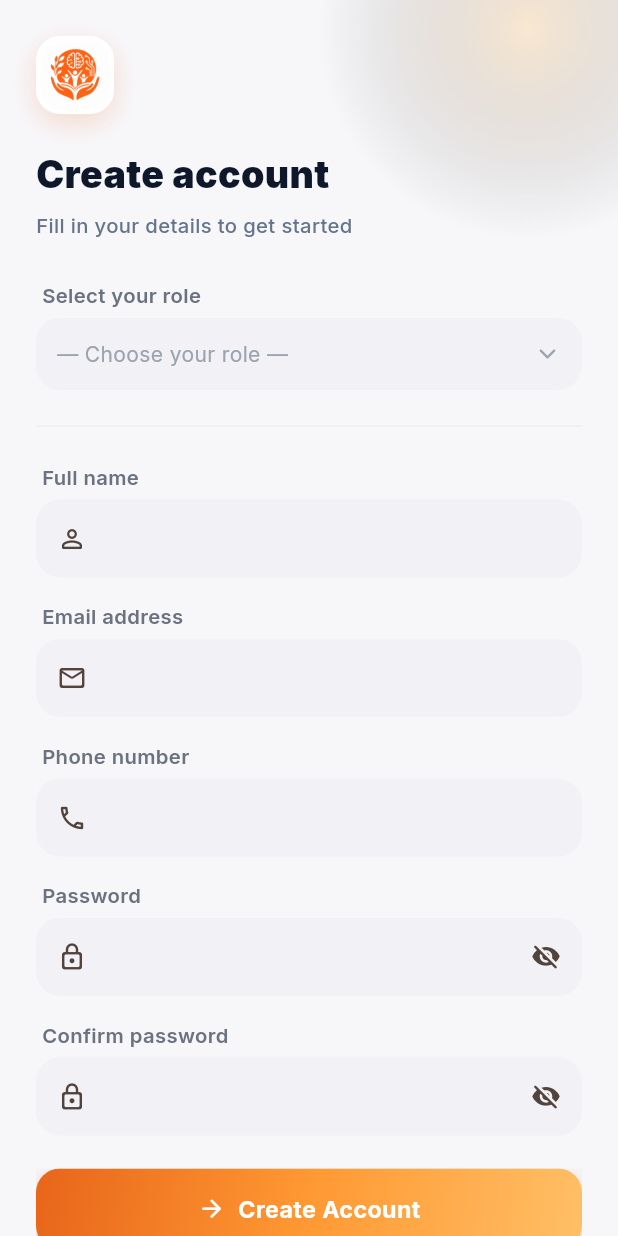
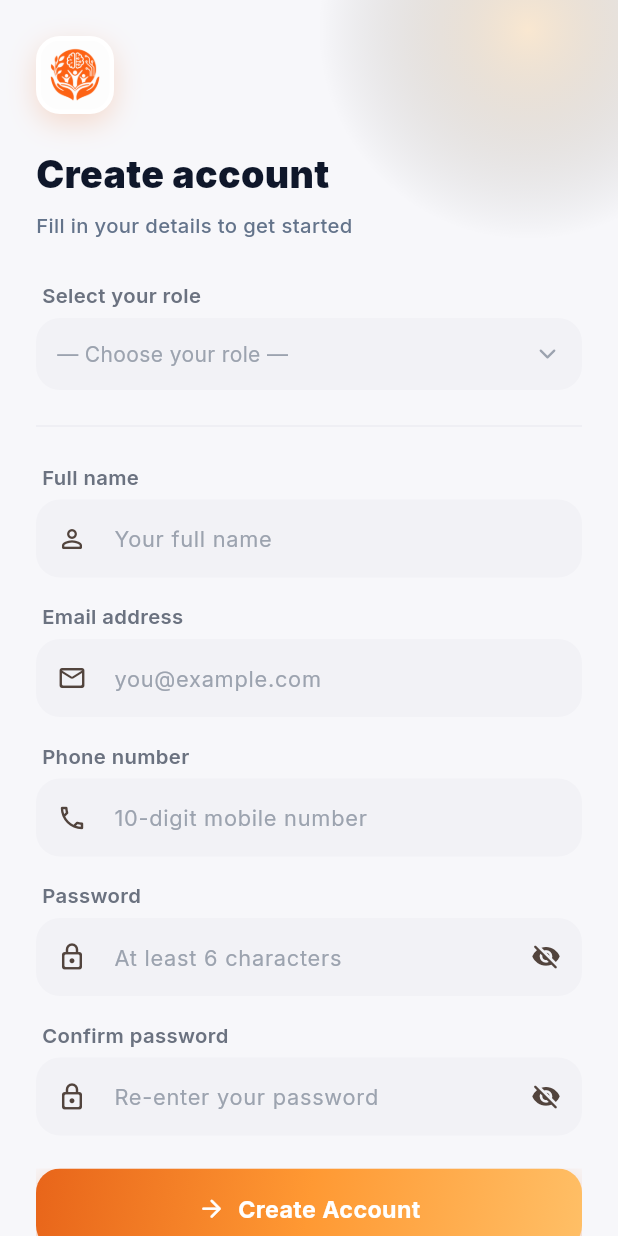
Before and after one commit to sachinaryan912/munisaathiai-app, a Flutter app: the screen it shows after launch, after a tap on "Sign In", after a tap on "Create one", on a phone screen of 412 x 824 dp. Run offline on Flutter 3.47's test engine with Material 3 defaults, Android fonts, the phone set to English and light mode, and no system bars; drawn by our look-alikes of flutter_animate; our stand-ins replace dio, file_picker, fl_chart, flutter_markdown_plus, flutter_secure_storage, flutter_staggered_animations and 7 more; accounts and stored records are empty; network calls fail.

Commit message:
Fix auth screens: visible placeholder text, centered form on wide viewports, functional Remember me

```diff
--- a/lib/core/storage/secure_storage.dart
+++ b/lib/core/storage/secure_storage.dart
@@ -14,6 +14,7 @@ class SecureStorage {
 
   static const _tokenKey = 'muni_token';
   static const _userKey = 'muni_user_json';
+  static const _rememberMeKey = 'muni_remember_me';
 
   Future<void> saveToken(String token) => _storage.write(key: _tokenKey, value: token);
   Future<String?> readToken() => _storage.read(key: _tokenKey);
@@ -21,5 +22,11 @@ class SecureStorage {
   Future<void> saveUserJson(String json) => _storage.write(key: _userKey, value: json);
   Future<String?> readUserJson() => _storage.read(key: _userKey);
 
+  /// Whether the session should survive a full app restart. Absent (e.g. a
+  /// session persisted before this flag existed) is treated as `true` so
+  /// existing logged-in users aren't suddenly signed out.
+  Future<void> saveRememberMe(bool value) => _storage.write(key: _rememberMeKey, value: value.toString());
+  Future<bool> readRememberMe() async => (await _storage.read(key: _rememberMeKey)) != 'false';
+
   Future<void> clear() => _storage.deleteAll();
 }
--- a/lib/features/auth/data/auth_provider.dart
+++ b/lib/features/auth/data/auth_provider.dart
@@ -39,6 +39,14 @@ class AuthProvider extends ChangeNotifier {
       notifyListeners();
       return;
     }
+    if (!await _storage.readRememberMe()) {
+      // User was logged in but didn't check "Remember me" — the session is
+      // good until the app fully restarts, then it's forgotten.
+      await _storage.clear();
+      status = AuthStatus.unauthenticated;
+      notifyListeners();
+      return;
+    }
     try {
       user = AppUser.fromJson(jsonDecode(cached) as Map<String, dynamic>);
       status = AuthStatus.authenticated;
@@ -62,9 +70,10 @@ class AuthProvider extends ChangeNotifier {
     }
   }
 
-  Future<void> login(String email, String password) async {
+  Future<void> login(String email, String password, {bool rememberMe = true}) async {
     final session = await _repo.login(email, password);
     await _persistSession(session);
+    await _storage.saveRememberMe(rememberMe);
   }
 
   Future<void> register({
--- a/lib/features/auth/ui/auth_scaffold.dart
+++ b/lib/features/auth/ui/auth_scaffold.dart
@@ -39,6 +39,9 @@ class AuthScaffold extends StatelessWidget {
           SafeArea(
             child: SingleChildScrollView(
               padding: const EdgeInsets.fromLTRB(24, 24, 24, 32),
+              child: Center(
+                child: ConstrainedBox(
+                  constraints: const BoxConstraints(maxWidth: 440),
                   child: Column(
                     crossAxisAlignment: CrossAxisAlignment.start,
                     children: [
@@ -73,6 +76,8 @@ class AuthScaffold extends StatelessWidget {
                   ),
                 ),
               ),
+            ),
+          ),
         ],
       ),
     );
--- a/lib/features/auth/ui/forgot_password_screen.dart
+++ b/lib/features/auth/ui/forgot_password_screen.dart
@@ -162,6 +162,7 @@ class _ForgotPasswordScreenState extends State<ForgotPasswordScreen> {
                   AppTextField(
                     label: 'Email address',
                     controller: _emailField,
+                    hint: 'you@example.com',
                     keyboardType: TextInputType.emailAddress,
                     prefixIcon: Icons.mail_outline_rounded,
                     validator: (v) => (v == null || !v.contains('@')) ? 'Enter a valid email' : null,
@@ -203,6 +204,7 @@ class _ForgotPasswordScreenState extends State<ForgotPasswordScreen> {
                   AppTextField(
                     label: 'New password',
                     controller: _newPassword,
+                    hint: 'At least 6 characters',
                     obscure: true,
                     prefixIcon: Icons.lock_outline_rounded,
                     validator: (v) => (v == null || v.length < 6) ? 'At least 6 characters' : null,
@@ -211,6 +213,7 @@ class _ForgotPasswordScreenState extends State<ForgotPasswordScreen> {
                   AppTextField(
                     label: 'Confirm password',
                     controller: _confirmPassword,
+                    hint: 'Re-enter your password',
                     obscure: true,
                     prefixIcon: Icons.lock_outline_rounded,
                     validator: (v) => (v == null || v.isEmpty) ? 'Re-enter your password' : null,
--- a/lib/features/auth/ui/login_screen.dart
+++ b/lib/features/auth/ui/login_screen.dart
@@ -20,6 +20,7 @@ class _LoginScreenState extends State<LoginScreen> {
   final _email = TextEditingController();
   final _password = TextEditingController();
   bool _loading = false;
+  bool _rememberMe = true;
   String? _error;
 
   Future<void> _submit() async {
@@ -29,7 +30,7 @@ class _LoginScreenState extends State<LoginScreen> {
       _error = null;
     });
     try {
-      await context.read<AuthProvider>().login(_email.text.trim(), _password.text);
+      await context.read<AuthProvider>().login(_email.text.trim(), _password.text, rememberMe: _rememberMe);
     } catch (e) {
       setState(() => _error = e.toString().replaceFirst('ApiException: ', ''));
     } finally {
@@ -52,6 +53,7 @@ class _LoginScreenState extends State<LoginScreen> {
             AppTextField(
               label: 'Email',
               controller: _email,
+              hint: 'you@example.com',
               keyboardType: TextInputType.emailAddress,
               prefixIcon: Icons.mail_outline_rounded,
               validator: (v) => (v == null || !v.contains('@')) ? 'Enter a valid email' : null,
@@ -60,16 +62,44 @@ class _LoginScreenState extends State<LoginScreen> {
             AppTextField(
               label: 'Password',
               controller: _password,
+              hint: 'Enter your password',
               obscure: true,
               prefixIcon: Icons.lock_outline_rounded,
               validator: (v) => (v == null || v.isEmpty) ? 'Enter your password' : null,
             ),
-            Align(
-              alignment: Alignment.centerRight,
-              child: TextButton(
-                onPressed: () => context.push('/forgot-password'),
-                child: const Text('Forgot password?', style: TextStyle(fontSize: 12.5)),
-              ),
+            Row(
+              mainAxisAlignment: MainAxisAlignment.spaceBetween,
+              children: [
+                InkWell(
+                  onTap: () => setState(() => _rememberMe = !_rememberMe),
+                  borderRadius: BorderRadius.circular(8),
+                  child: Padding(
+                    padding: const EdgeInsets.symmetric(vertical: 8),
+                    child: Row(
+                      mainAxisSize: MainAxisSize.min,
+                      children: [
+                        SizedBox(
+                          width: 20,
+                          height: 20,
+                          child: Checkbox(
+                            value: _rememberMe,
+                            onChanged: (v) => setState(() => _rememberMe = v ?? true),
+                            activeColor: AppColors.saffron500,
+                            materialTapTargetSize: MaterialTapTargetSize.shrinkWrap,
+                            visualDensity: VisualDensity.compact,
+                          ),
+                        ),
+                        const SizedBox(width: 8),
+                        Text('Remember me', style: TextStyle(color: s.textSecondary, fontSize: 12.5, fontWeight: FontWeight.w600)),
+                      ],
+                    ),
+                  ),
+                ),
+                TextButton(
+                  onPressed: () => context.push('/forgot-password'),
+                  child: const Text('Forgot password?', style: TextStyle(fontSize: 12.5)),
+                ),
+              ],
             ),
             const SizedBox(height: 6),
             GradientButton(label: 'Sign In', loading: _loading, onPressed: _submit),
--- a/lib/features/auth/ui/register_screen.dart
+++ b/lib/features/auth/ui/register_screen.dart
@@ -222,11 +222,11 @@ class _RegisterScreenState extends State<RegisterScreen> {
             Divider(color: s.border),
             const SizedBox(height: 16),
 
-            AppTextField(label: 'Full name', controller: _fullName, prefixIcon: Icons.person_outline_rounded, validator: (v) => (v == null || v.trim().length < 2) ? 'Enter your full name' : null),
+            AppTextField(label: 'Full name', controller: _fullName, hint: 'Your full name', prefixIcon: Icons.person_outline_rounded, validator: (v) => (v == null || v.trim().length < 2) ? 'Enter your full name' : null),
             const SizedBox(height: 16),
-            AppTextField(label: 'Email address', controller: _email, keyboardType: TextInputType.emailAddress, prefixIcon: Icons.mail_outline_rounded, validator: (v) => (v == null || !v.contains('@')) ? 'Enter a valid email' : null),
+            AppTextField(label: 'Email address', controller: _email, hint: 'you@example.com', keyboardType: TextInputType.emailAddress, prefixIcon: Icons.mail_outline_rounded, validator: (v) => (v == null || !v.contains('@')) ? 'Enter a valid email' : null),
             const SizedBox(height: 16),
-            AppTextField(label: 'Phone number', controller: _phone, keyboardType: TextInputType.phone, prefixIcon: Icons.phone_outlined, validator: (v) => (v == null || v.trim().length < 10) ? 'Enter a valid phone number' : null),
+            AppTextField(label: 'Phone number', controller: _phone, hint: '10-digit mobile number', keyboardType: TextInputType.phone, prefixIcon: Icons.phone_outlined, validator: (v) => (v == null || v.trim().length < 10) ? 'Enter a valid phone number' : null),
 
             if (_needsSchoolField) ...[
               const SizedBox(height: 16),
@@ -275,9 +275,9 @@ class _RegisterScreenState extends State<RegisterScreen> {
             ],
 
             const SizedBox(height: 16),
-            AppTextField(label: 'Password', controller: _password, obscure: true, prefixIcon: Icons.lock_outline_rounded, validator: (v) => (v == null || v.length < 6) ? 'At least 6 characters' : null),
+            AppTextField(label: 'Password', controller: _password, hint: 'At least 6 characters', obscure: true, prefixIcon: Icons.lock_outline_rounded, validator: (v) => (v == null || v.length < 6) ? 'At least 6 characters' : null),
             const SizedBox(height: 16),
-            AppTextField(label: 'Confirm password', controller: _confirm, obscure: true, prefixIcon: Icons.lock_outline_rounded, validator: (v) => (v == null || v.isEmpty) ? 'Re-enter your password' : null),
+            AppTextField(label: 'Confirm password', controller: _confirm, hint: 'Re-enter your password', obscure: true, prefixIcon: Icons.lock_outline_rounded, validator: (v) => (v == null || v.isEmpty) ? 'Re-enter your password' : null),
 
             const SizedBox(height: 22),
             GradientButton(label: 'Create Account', icon: Icons.arrow_forward_rounded, loading: _loading, onPressed: _submit),
```
Lines whose indentation alone changed are shown as unchanged.
